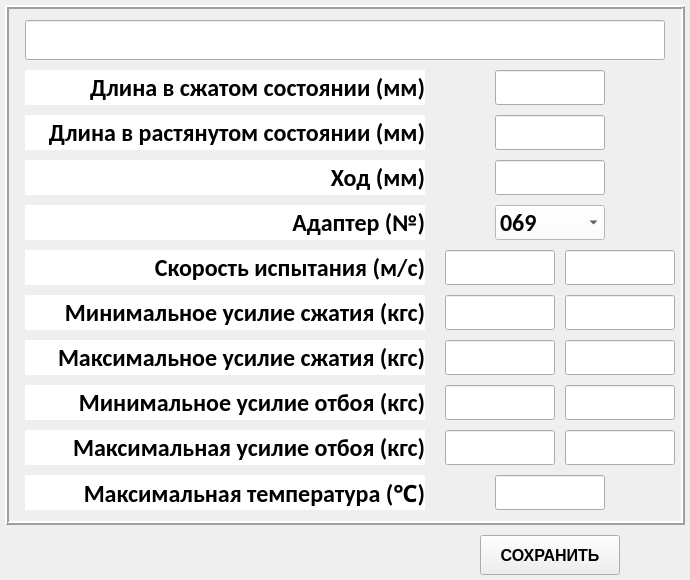
Old version of the form ui/new_amort.ui in the repository Skorikof/SPG-023MK.
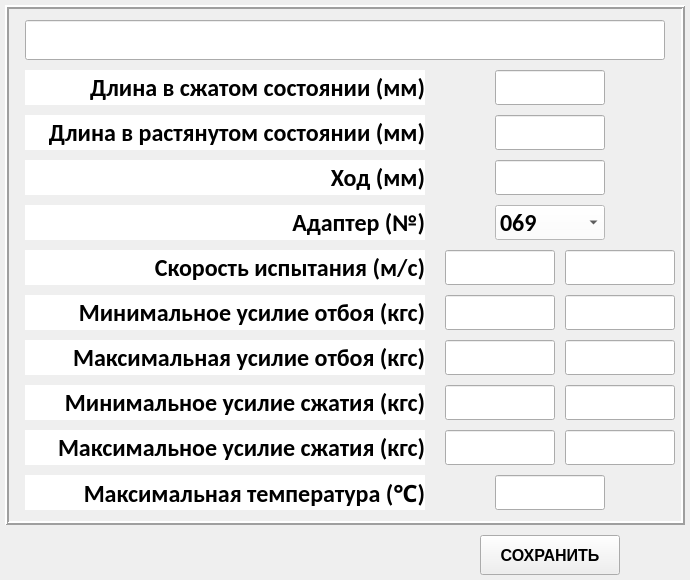
New version of the form.

The edit to the form file:
```diff
--- a/ui/new_amort.ui
+++ b/ui/new_amort.ui
@@ -78,7 +78,7 @@
      <property name="geometry">
       <rect>
        <x>20</x>
-       <y>290</y>
+       <y>380</y>
        <width>400</width>
        <height>35</height>
       </rect>
@@ -138,7 +138,7 @@
      <property name="geometry">
       <rect>
        <x>20</x>
-       <y>380</y>
+       <y>290</y>
        <width>400</width>
        <height>35</height>
       </rect>
@@ -198,7 +198,7 @@
      <property name="geometry">
       <rect>
        <x>20</x>
-       <y>335</y>
+       <y>425</y>
        <width>400</width>
        <height>35</height>
       </rect>
@@ -228,7 +228,7 @@
      <property name="geometry">
       <rect>
        <x>20</x>
-       <y>425</y>
+       <y>335</y>
        <width>400</width>
        <height>35</height>
       </rect>
@@ -459,7 +459,7 @@
      <property name="geometry">
       <rect>
        <x>440</x>
-       <y>290</y>
+       <y>380</y>
        <width>110</width>
        <height>35</height>
       </rect>
@@ -483,7 +483,7 @@
      <property name="geometry">
       <rect>
        <x>440</x>
-       <y>335</y>
+       <y>425</y>
        <width>110</width>
        <height>35</height>
       </rect>
@@ -507,7 +507,7 @@
      <property name="geometry">
       <rect>
        <x>440</x>
-       <y>380</y>
+       <y>290</y>
        <width>110</width>
        <height>35</height>
       </rect>
@@ -531,7 +531,7 @@
      <property name="geometry">
       <rect>
        <x>440</x>
-       <y>425</y>
+       <y>335</y>
        <width>110</width>
        <height>35</height>
       </rect>
@@ -660,7 +660,7 @@
      <property name="geometry">
       <rect>
        <x>560</x>
-       <y>290</y>
+       <y>380</y>
        <width>110</width>
        <height>35</height>
       </rect>
@@ -684,7 +684,7 @@
      <property name="geometry">
       <rect>
        <x>560</x>
-       <y>335</y>
+       <y>425</y>
        <width>110</width>
        <height>35</height>
       </rect>
@@ -708,7 +708,7 @@
      <property name="geometry">
       <rect>
        <x>560</x>
-       <y>380</y>
+       <y>290</y>
        <width>110</width>
        <height>35</height>
       </rect>
@@ -732,7 +732,7 @@
      <property name="geometry">
       <rect>
        <x>560</x>
-       <y>425</y>
+       <y>335</y>
        <width>110</width>
        <height>35</height>
       </rect>
```
